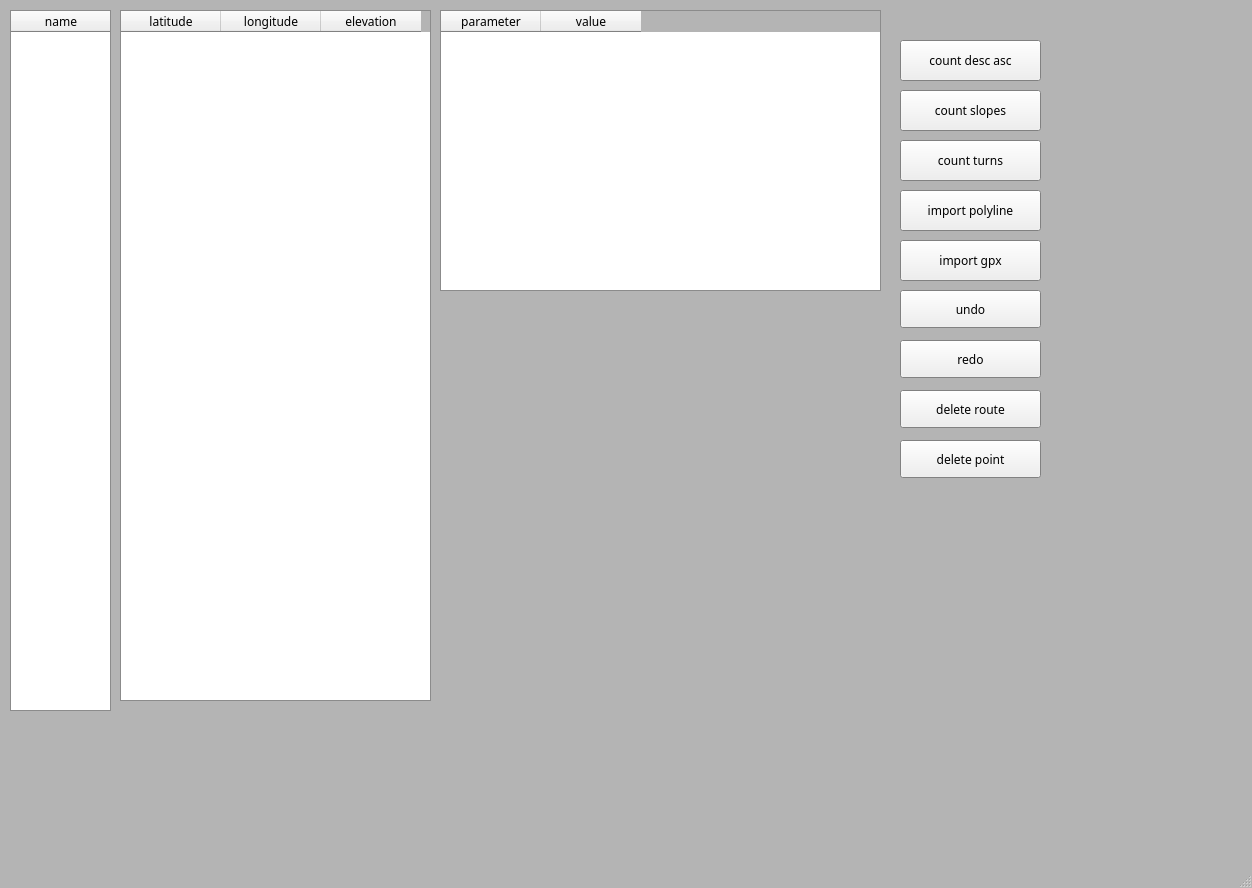
Old version of the form editor.ui in the repository ER2806/SI.
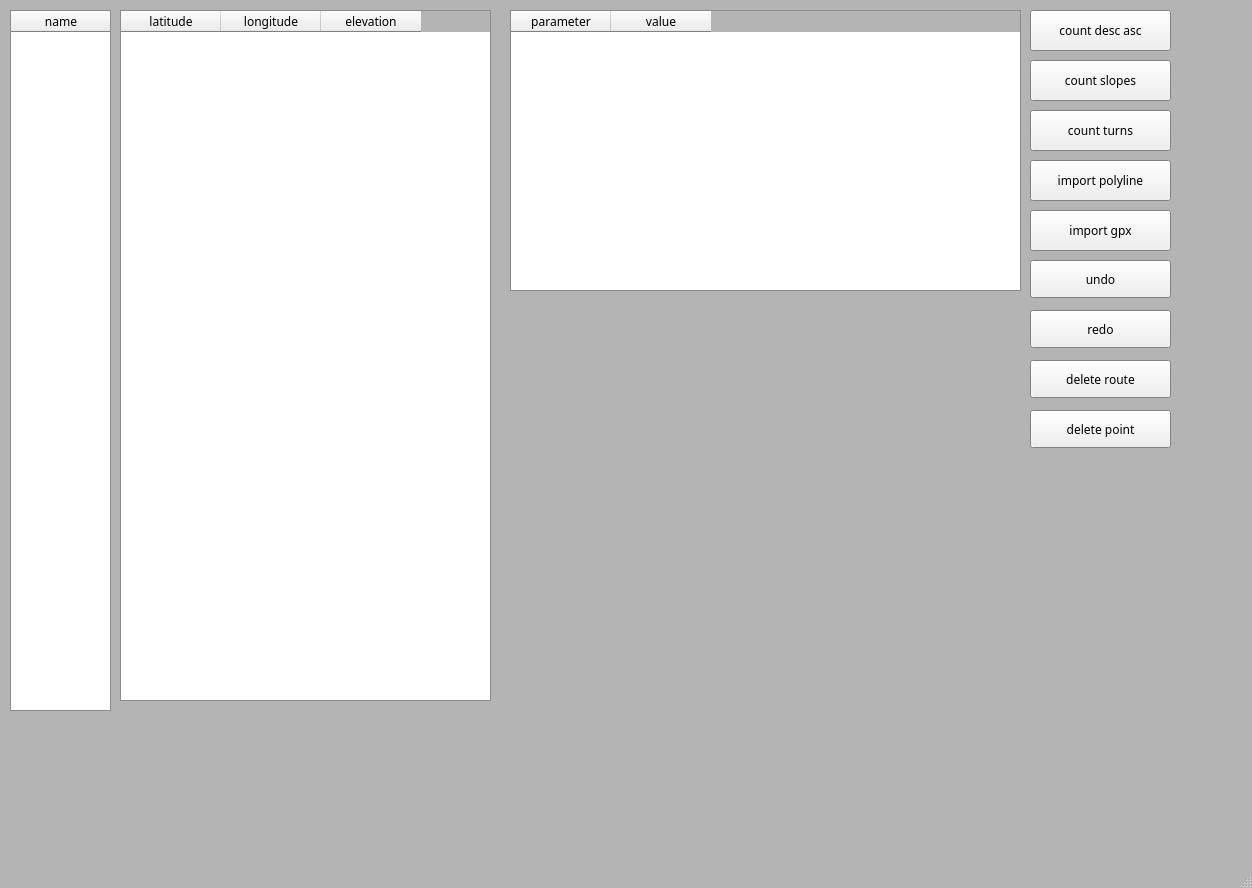
New version of the form. Custom widgets are drawn as their Qt base class.

Patch:
```diff
--- a/editor.ui
+++ b/editor.ui
@@ -92,8 +92,8 @@
    <widget class="QPushButton" name="redo">
     <property name="geometry">
      <rect>
-      <x>900</x>
-      <y>340</y>
+      <x>1030</x>
+      <y>310</y>
       <width>141</width>
       <height>38</height>
      </rect>
@@ -111,8 +111,8 @@
    <widget class="QPushButton" name="undo">
     <property name="geometry">
      <rect>
-      <x>900</x>
-      <y>290</y>
+      <x>1030</x>
+      <y>260</y>
       <width>141</width>
       <height>38</height>
      </rect>
@@ -130,8 +130,8 @@
    <widget class="QPushButton" name="import_gpx">
     <property name="geometry">
      <rect>
-      <x>900</x>
-      <y>240</y>
+      <x>1030</x>
+      <y>210</y>
       <width>141</width>
       <height>41</height>
      </rect>
@@ -149,8 +149,8 @@
    <widget class="QPushButton" name="import_polyline">
     <property name="geometry">
      <rect>
-      <x>900</x>
-      <y>190</y>
+      <x>1030</x>
+      <y>160</y>
       <width>141</width>
       <height>41</height>
      </rect>
@@ -195,9 +195,9 @@
    <widget class="QTableWidget" name="info">
     <property name="geometry">
      <rect>
-      <x>440</x>
+      <x>510</x>
       <y>10</y>
-      <width>441</width>
+      <width>511</width>
       <height>281</height>
      </rect>
     </property>
@@ -233,8 +233,8 @@
    <widget class="QPushButton" name="delete_route">
     <property name="geometry">
      <rect>
-      <x>900</x>
-      <y>390</y>
+      <x>1030</x>
+      <y>360</y>
       <width>141</width>
       <height>38</height>
      </rect>
@@ -252,8 +252,8 @@
    <widget class="QPushButton" name="delete_point">
     <property name="geometry">
      <rect>
-      <x>900</x>
-      <y>440</y>
+      <x>1030</x>
+      <y>410</y>
       <width>141</width>
       <height>38</height>
      </rect>
@@ -271,9 +271,9 @@
    <widget class="QChartView" name="widgetA" native="true">
     <property name="geometry">
      <rect>
-      <x>440</x>
+      <x>510</x>
       <y>300</y>
-      <width>441</width>
+      <width>511</width>
       <height>401</height>
      </rect>
     </property>
@@ -281,8 +281,8 @@
    <widget class="QPushButton" name="count_turns">
     <property name="geometry">
      <rect>
-      <x>900</x>
-      <y>140</y>
+      <x>1030</x>
+      <y>110</y>
       <width>141</width>
       <height>41</height>
      </rect>
@@ -300,8 +300,8 @@
    <widget class="QPushButton" name="count_slopes">
     <property name="geometry">
      <rect>
-      <x>900</x>
-      <y>90</y>
+      <x>1030</x>
+      <y>60</y>
       <width>141</width>
       <height>41</height>
      </rect>
@@ -319,8 +319,8 @@
    <widget class="QPushButton" name="count_desc_asc">
     <property name="geometry">
      <rect>
-      <x>900</x>
-      <y>40</y>
+      <x>1030</x>
+      <y>10</y>
       <width>141</width>
       <height>41</height>
      </rect>
@@ -340,7 +340,7 @@
      <rect>
       <x>120</x>
       <y>10</y>
-      <width>311</width>
+      <width>371</width>
       <height>691</height>
      </rect>
     </property>
```
